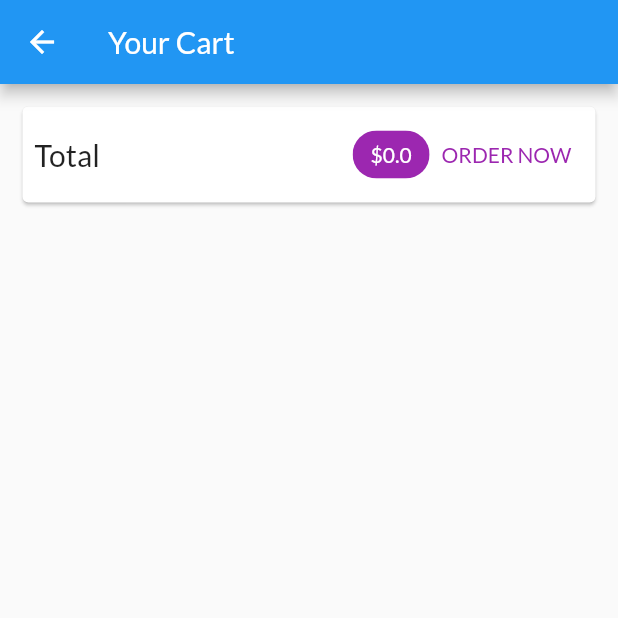
After one commit to RichardBoyz/flutter_shop_app, a Flutter app: the CartScreen screen opened by its route, on a phone screen of 412 x 824 dp, the top half of it. The commit adds this screen. Run offline on Flutter 3.47's test engine with Material 2 defaults, Android fonts, the phone set to English and light mode, and no system bars; network calls fail.

Commit message:
practice_0411_1

```diff
--- a/lib/main.dart
+++ b/lib/main.dart
@@ -1,4 +1,5 @@
 import 'package:flutter/material.dart';
+import './screens/cart_screen.dart';
 import './screens/products_overview_screen.dart';
 import './screens/product_detail_screen.dart';
 import './providers/products.dart';
@@ -32,6 +33,7 @@ class MyApp extends StatelessWidget {
         home: ProductsOverviewScreen(),
         routes: {
           ProductDetailScreen.routeName: (ctx) => ProductDetailScreen(),
+          CartScreen.routeName: (ctx) => CartScreen(),
         },
       ),
     );
--- a/lib/providers/cart.dart
+++ b/lib/providers/cart.dart
@@ -24,6 +24,14 @@ class Cart with ChangeNotifier {
     return _items.length;
   }
 
+  double get totalAmount {
+    var total = 0.0;
+    _items.forEach((key, cartItem) {
+      total += cartItem.price * cartItem.quantity;
+    });
+    return total;
+  }
+
   void addItem(String productId, double price, String title) {
     if (_items.containsKey(productId)) {
       _items.update(
--- /dev/null
+++ b/lib/screens/cart_screen.dart
@@ -0,0 +1,56 @@
+import 'package:flutter/material.dart';
+import 'package:provider/provider.dart';
+import '../providers/cart.dart';
+
+class CartScreen extends StatelessWidget {
+  static const routeName = '/cart';
+  @override
+  Widget build(BuildContext context) {
+    final cart = Provider.of<Cart>(context);
+    return Scaffold(
+      appBar: AppBar(
+        title: Text('Your Cart'),
+      ),
+      body: Column(
+        children: [
+          Card(
+            margin: EdgeInsets.all(15),
+            child: Padding(
+              padding: EdgeInsets.all(8),
+              child: Row(
+                mainAxisAlignment: MainAxisAlignment.spaceBetween,
+                children: [
+                  Text(
+                    'Total',
+                    style: TextStyle(
+                      fontSize: 20,
+                    ),
+                  ),
+                  Spacer(),
+                  Chip(
+                    label: Text(
+                      '\$${cart.totalAmount}',
+                      style: TextStyle(
+                          color: Theme.of(context)
+                              .primaryTextTheme
+                              .headline6!
+                              .color),
+                    ),
+                    backgroundColor: Theme.of(context).primaryColor,
+                  ),
+                  TextButton(
+                    onPressed: () {},
+                    child: Text(
+                      'ORDER NOW',
+                      style: TextStyle(color: Theme.of(context).primaryColor),
+                    ),
+                  )
+                ],
+              ),
+            ),
+          ),
+        ],
+      ),
+    );
+  }
+}
--- a/lib/screens/products_overview_screen.dart
+++ b/lib/screens/products_overview_screen.dart
@@ -1,4 +1,5 @@
 import 'package:flutter/material.dart';
+import '../screens/cart_screen.dart';
 import '../widgets/products_grid.dart';
 import '../widgets/badge.dart';
 import 'package:provider/provider.dart';
@@ -49,7 +50,9 @@ class _ProductsOverviewScreenState extends State<ProductsOverviewScreen> {
                 Badge(child: ch!, value: cart.itemCount.toString()),
             child: IconButton(
               icon: Icon(Icons.shopping_cart),
-              onPressed: () {},
+              onPressed: () {
+                Navigator.of(context).pushNamed(CartScreen.routeName);
+              },
             ),
           ),
         ],
```
